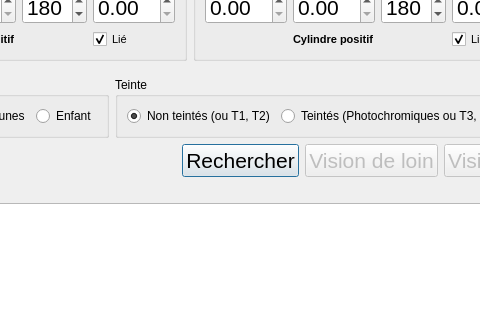
Above: search.ui from Oripy/Oryx before the change; both pictures show x 213 to 693 and y 122 to 442 of the 807 by 641 pixel window. Below: the same form after it.
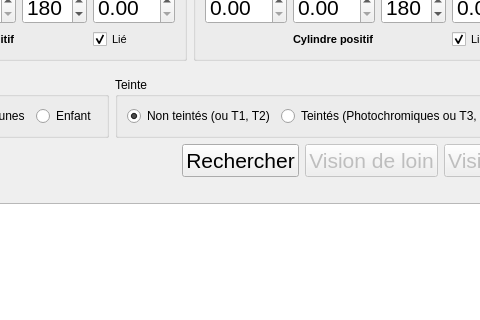
That is the form after the change. Icons and pictures are not drawn. Custom widgets are drawn as their Qt base class.

```diff
--- a/search.ui
+++ b/search.ui
@@ -621,7 +621,7 @@
           <property name="text">
            <string>Rechercher</string>
           </property>
-          <property name="default">
+          <property name="autoDefault">
            <bool>true</bool>
           </property>
          </widget>
```
Left out of the diff: 2 changed lines with no effect on the pictures.
